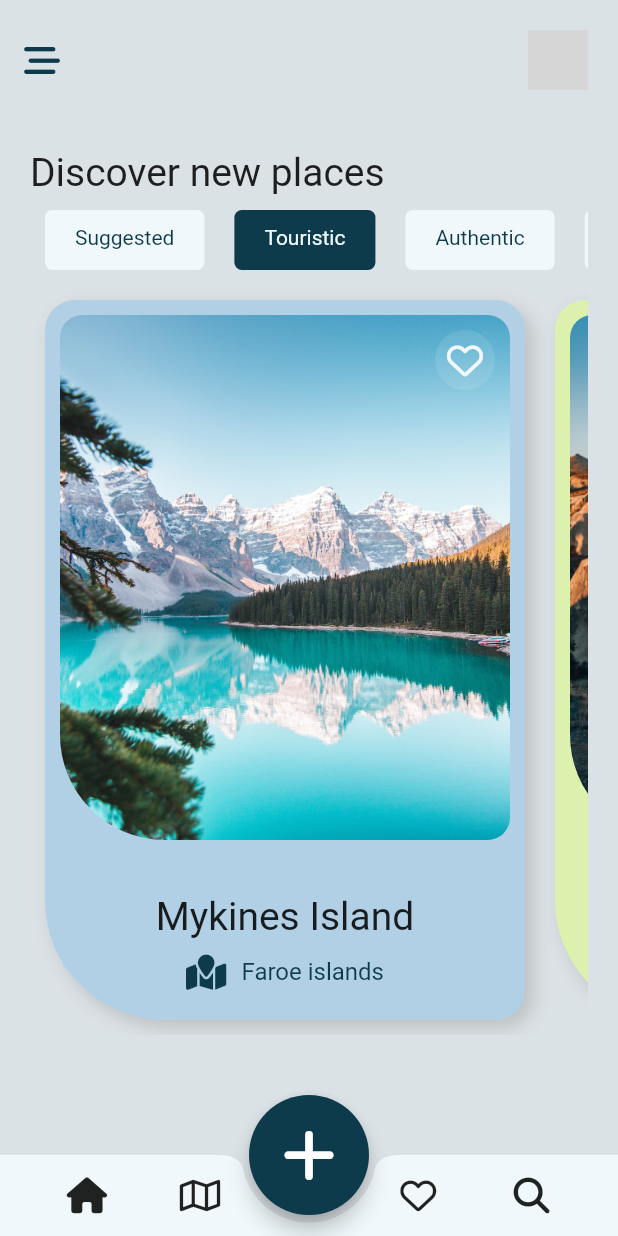
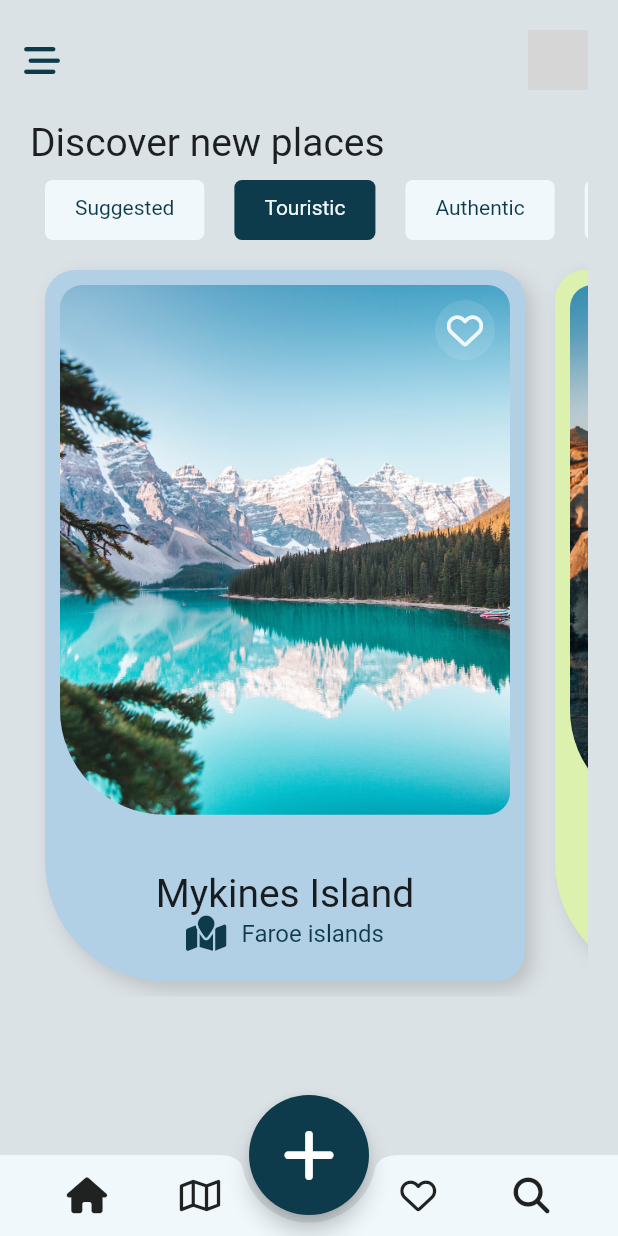
Before and after one commit to AsadbekDeveloper/travel_app_ui, a Flutter app: the screen it shows after launch, on a phone screen of 412 x 824 dp. Run offline on Flutter 3.47's test engine with Material 2 defaults, Android fonts, the phone set to English and light mode, and no system bars; our stand-ins replace faker, font_awesome_flutter, google_fonts; network calls fail; grey boxes are pictures that could not be loaded.

Commit message:
Adding responsiveness

```diff
--- a/lib/constants.dart
+++ b/lib/constants.dart
@@ -43,8 +43,8 @@ var placesList = [
 ];
 
 class Place {
-  final name;
-  final location;
+  final String name;
+  final String location;
 
-  Place({this.name, this.location});
+  Place({required this.name, required this.location});
 }
--- a/lib/main.dart
+++ b/lib/main.dart
@@ -1,9 +1,6 @@
 import 'package:flutter/material.dart';
-import 'package:font_awesome_flutter/font_awesome_flutter.dart';
 import 'constants.dart';
-import 'widgets/category_item.dart';
-import 'widgets/place_card.dart';
-import 'widgets/bottom_navbar.dart';
+import './screens/home_page.dart';
 
 void main(List<String> args) {
   runApp(const MyApp());
@@ -24,95 +21,3 @@ class MyApp extends StatelessWidget {
     );
   }
 }
-
-class HomePage extends StatefulWidget {
-  const HomePage({super.key});
-
-  @override
-  State<HomePage> createState() => _HomePageState();
-}
-
-class _HomePageState extends State<HomePage> {
-  var selectedIndex = 1;
-  @override
-  Widget build(BuildContext context) {
-    return Scaffold(
-      extendBody: true,
-      appBar: AppBar(
-        backgroundColor: Colors.transparent,
-        leading: Builder(
-          builder: (context) => IconButton(
-            icon: const FaIcon(
-              FontAwesomeIcons.barsStaggered,
-              color: mainAccent,
-            ),
-            onPressed: () => Scaffold.of(context).openDrawer(),
-          ),
-        ),
-        toolbarHeight: 80,
-        elevation: 0,
-        actions: const [
-          Padding(
-            padding: EdgeInsets.all(20.0),
-            child: CircleAvatar(
-              backgroundImage: NetworkImage('https://i.pravatar.cc/60?img=8'),
-              radius: 20,
-            ),
-          ),
-        ],
-      ),
-      body: Padding(
-        padding: const EdgeInsets.only(
-          top: 20,
-          right: 20,
-          left: 20,
-        ),
-        child: Column(
-          crossAxisAlignment: CrossAxisAlignment.start,
-          children: [
-            Text(
-              'Discover new places',
-              style: mainHeader,
-            ),
-            SizedBox(
-              height: 60,
-              child: ListView.builder(
-                scrollDirection: Axis.horizontal,
-                itemCount: categoryList.length,
-                itemBuilder: (context, index) => CategoryItem(
-                    title: categoryList[index],
-                    isSelected: index == selectedIndex),
-              ),
-            ),
-            SizedBox(
-              height: 500,
-              child: ListView.builder(
-                  clipBehavior: Clip.antiAlias,
-                  scrollDirection: Axis.horizontal,
-                  itemCount: placesList.length,
-                  itemBuilder: ((context, index) => PlaceCard(index: index))),
-            )
-          ],
-        ),
-      ),
-      bottomNavigationBar: const BottomNavBar(),
-      floatingActionButton: SizedBox(
-        height: 80,
-        width: 80,
-        child: FloatingActionButton(
-          child: const FaIcon(
-            FontAwesomeIcons.plus,
-            size: 40,
-          ),
-          onPressed: () {},
-        ),
-      ),
-      floatingActionButtonLocation: FloatingActionButtonLocation.centerDocked,
-      drawer: const Drawer(
-        child: Center(
-          child: Text('Hello'),
-        ),
-      ),
-    );
-  }
-}
--- a/lib/screens/card_item_page.dart
+++ b/lib/screens/card_item_page.dart
@@ -19,10 +19,10 @@ class CardItemPage extends StatelessWidget {
             children: [
               Stack(
                 children: [
-                  Container(
+                  SizedBox(
                     height: size.height * 2 / 3,
                     child: Hero(
-                      tag: 'image${index}',
+                      tag: 'image$index',
                       child: ClipRRect(
                         borderRadius: const BorderRadius.only(
                           bottomRight: Radius.circular(80),
--- /dev/null
+++ b/lib/screens/home_page.dart
@@ -0,0 +1,100 @@
+import 'package:flutter/material.dart';
+import 'package:font_awesome_flutter/font_awesome_flutter.dart';
+import '../constants.dart';
+import '../widgets/bottom_navbar.dart';
+import '../widgets/category_item.dart';
+import '../widgets/place_card.dart';
+
+class HomePage extends StatefulWidget {
+  const HomePage({super.key});
+
+  @override
+  State<HomePage> createState() => _HomePageState();
+}
+
+class _HomePageState extends State<HomePage> {
+  var selectedIndex = 1;
+  @override
+  Widget build(BuildContext context) {
+    final size = MediaQuery.of(context).size;
+    return Scaffold(
+      extendBody: true,
+      appBar: AppBar(
+        backgroundColor: Colors.transparent,
+        leading: Builder(
+          builder: (context) => IconButton(
+            icon: const FaIcon(
+              FontAwesomeIcons.barsStaggered,
+              color: mainAccent,
+            ),
+            onPressed: () => Scaffold.of(context).openDrawer(),
+          ),
+        ),
+        toolbarHeight: 80,
+        elevation: 0,
+        actions: const [
+          Padding(
+            padding: EdgeInsets.all(20.0),
+            child: CircleAvatar(
+              backgroundImage: NetworkImage('https://i.pravatar.cc/60?img=8'),
+              radius: 20,
+            ),
+          ),
+        ],
+      ),
+      body: Padding(
+        padding: const EdgeInsets.symmetric(horizontal: 20),
+        child: Column(
+          crossAxisAlignment: CrossAxisAlignment.start,
+          children: [
+            Text(
+              'Discover new places',
+              style: mainHeader,
+            ),
+            SizedBox(
+              height: 60,
+              child: ListView.builder(
+                scrollDirection: Axis.horizontal,
+                itemCount: categoryList.length,
+                itemBuilder: (context, index) => GestureDetector(
+                  onTap: (() => setState(() {
+                        selectedIndex = index;
+                      })),
+                  child: CategoryItem(
+                      title: categoryList[index],
+                      isSelected: index == selectedIndex),
+                ),
+              ),
+            ),
+            SizedBox(
+              height: size.height * 3 / 5,
+              child: ListView.builder(
+                  clipBehavior: Clip.antiAlias,
+                  scrollDirection: Axis.horizontal,
+                  itemCount: placesList.length,
+                  itemBuilder: ((context, index) => PlaceCard(index: index))),
+            )
+          ],
+        ),
+      ),
+      bottomNavigationBar: const BottomNavBar(),
+      floatingActionButton: SizedBox(
+        height: 80,
+        width: 80,
+        child: FloatingActionButton(
+          child: const FaIcon(
+            FontAwesomeIcons.plus,
+            size: 40,
+          ),
+          onPressed: () {},
+        ),
+      ),
+      floatingActionButtonLocation: FloatingActionButtonLocation.centerDocked,
+      drawer: const Drawer(
+        child: Center(
+          child: Text('Hello'),
+        ),
+      ),
+    );
+  }
+}
--- a/lib/widgets/bottom_navbar.dart
+++ b/lib/widgets/bottom_navbar.dart
@@ -24,7 +24,7 @@ class BottomNavBar extends StatelessWidget {
               child: Row(
                 mainAxisAlignment: MainAxisAlignment.spaceAround,
                 children: const [
-                  FaIcon(FontAwesomeIcons.homeAlt),
+                  FaIcon(FontAwesomeIcons.house),
                   FaIcon(FontAwesomeIcons.map),
                 ],
               ),
@@ -41,7 +41,7 @@ class BottomNavBar extends StatelessWidget {
                 mainAxisAlignment: MainAxisAlignment.spaceAround,
                 children: const [
                   FaIcon(FontAwesomeIcons.heart),
-                  FaIcon(FontAwesomeIcons.search),
+                  FaIcon(FontAwesomeIcons.magnifyingGlass),
                 ],
               ),
             ),
--- a/lib/widgets/place_card.dart
+++ b/lib/widgets/place_card.dart
@@ -10,6 +10,8 @@ class PlaceCard extends StatelessWidget {
 
   @override
   Widget build(BuildContext context) {
+    final size = MediaQuery.of(context).size;
+
     bool isGreen = index % 2 == 1;
     return GestureDetector(
       onTap: () {
@@ -50,10 +52,10 @@ class PlaceCard extends StatelessWidget {
             Stack(
               children: [
                 SizedBox(
-                  height: 350,
+                  height: size.height * 3 / 7,
                   width: double.infinity,
                   child: Hero(
-                    tag: 'image${index}',
+                    tag: 'image$index',
                     child: ClipRRect(
                       borderRadius: const BorderRadius.only(
                         topLeft: Radius.circular(15),
@@ -83,13 +85,11 @@ class PlaceCard extends StatelessWidget {
             Padding(
               padding: const EdgeInsets.all(10.0),
               child: Column(
+                mainAxisAlignment: MainAxisAlignment.spaceAround,
                 children: [
                   Text(
                     placesList[index].name,
                     style: mainHeader,
-                  ),
-                  const SizedBox(
-                    height: 10,
                   ),
                   Row(
                     mainAxisAlignment: MainAxisAlignment.center,
```
